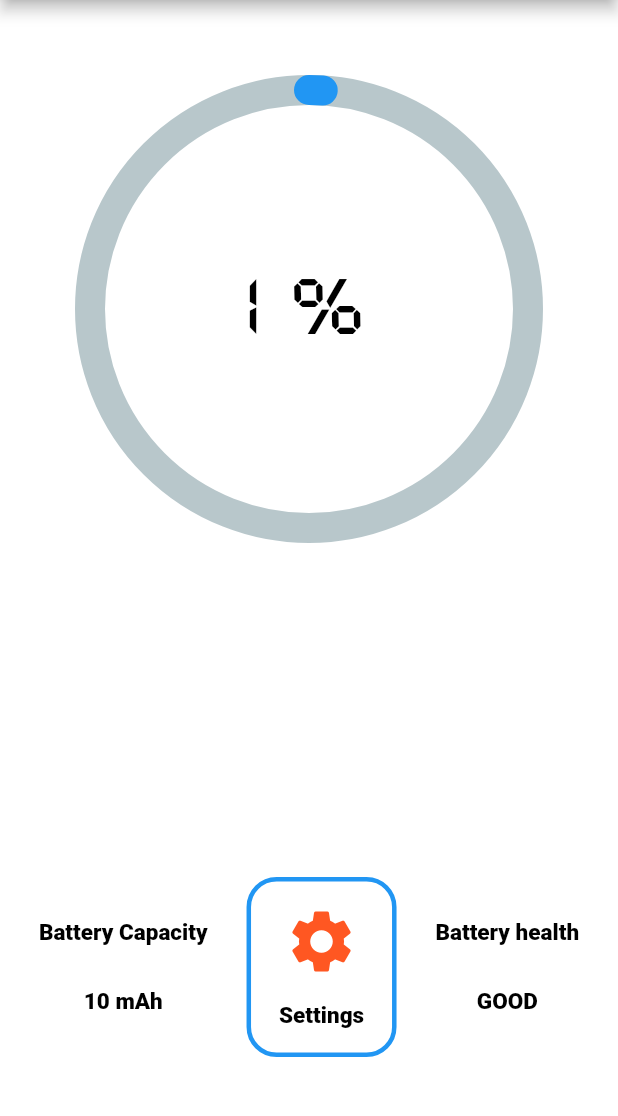
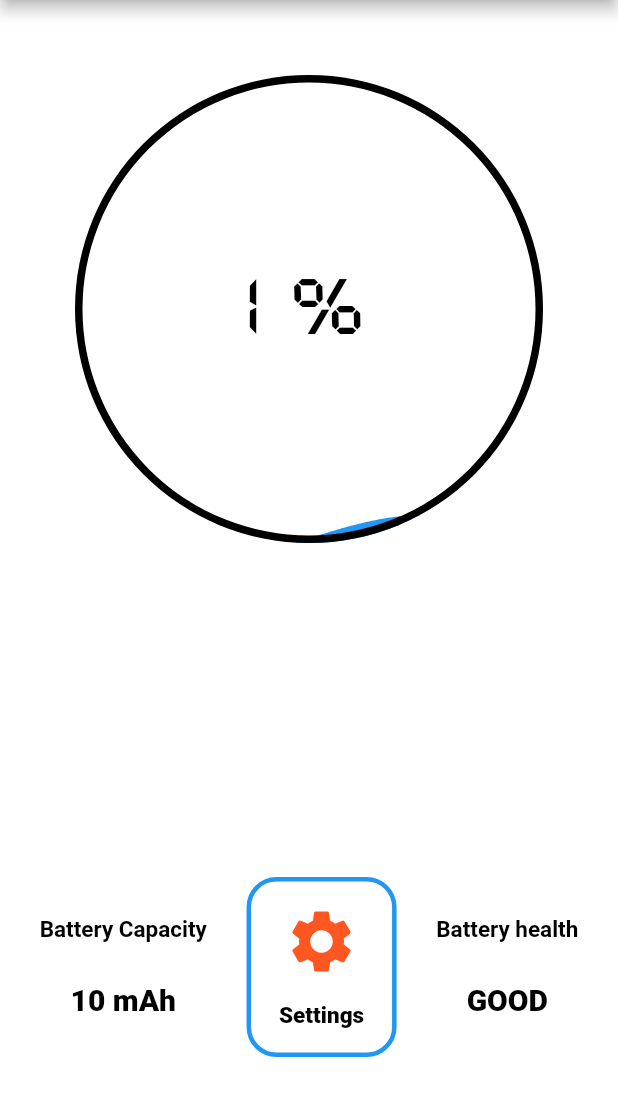
Before and after one commit to ShamilPP/BatteryManager, a Flutter app: the screen it shows after launch, on a phone screen of 412 x 824 dp, the part 84-1200 px from its top. Run offline on Flutter 3.47's test engine with Material 2 defaults, Android fonts, the phone set to English and light mode, and no system bars; drawn by our look-alikes of percent_indicator; our stand-ins replace file_picker, flutter_colorpicker, liquid_progress_indicator, shared_preferences.

Commit message:
bug fixed

```diff
--- a/lib/batteryProgress.dart
+++ b/lib/batteryProgress.dart
@@ -1,6 +1,6 @@
 import 'package:battery_manager/provider/myProvider.dart';
 import 'package:flutter/material.dart';
-import 'package:percent_indicator/circular_percent_indicator.dart';
+import 'package:liquid_progress_indicator/liquid_progress_indicator.dart';
 import 'package:provider/provider.dart';
 
 class BatteryProgress extends StatefulWidget {
@@ -31,33 +31,40 @@ class _BatteryProgressState extends State<BatteryProgress>
   Widget build(BuildContext context) {
     return TweenAnimationBuilder(
       tween: Tween(begin: 0.0, end: widget.batteryCharge / 100),
-      duration: Duration(seconds: 2),
+      duration: Duration(seconds: 5),
       builder: (context, value, child) {
         double? progress = double.tryParse(value.toString());
         double percentageWithDouble = progress! * 100;
         int? percentage = percentageWithDouble.toInt();
-
         return SlideTransition(
             position: offset,
-          child: CircularPercentIndicator(
-            circularStrokeCap: CircularStrokeCap.round,
-            progressColor: Color(
-                Provider.of<MyProvider>(context, listen: false).primaryColor),
-            radius: MediaQuery.of(context).size.width - 100,
-            lineWidth: 20.0,
-            percent: progress,
+            child: Container(
+              width: MediaQuery.of(context).size.width - 100,
+              height: MediaQuery.of(context).size.width - 100,
+              child: LiquidCircularProgressIndicator(
+                value: progress,
+                // Defaults to 0.5.
+                valueColor: AlwaysStoppedAnimation(Color(Provider.of<MyProvider>(context).primaryColor)),
+                // valueColor: AlwaysStoppedAnimation(Colors.pink),
+                // Defaults to the current Theme's accentColor.
+                backgroundColor: Color(Provider.of<MyProvider>(context).backgroundColor),
+                // Defaults to the current Theme's backgroundColor.
+                borderColor: Color(Provider.of<MyProvider>(context).fontColor),
+                borderWidth: 5.0,
+                direction: Axis.vertical,
+                // The direction the liquid moves (Axis.vertical = bottom to top, Axis.horizontal = left to right). Defaults to Axis.vertical.
                 center: Text(
                   "$percentage %",
                   style: TextStyle(
                     fontSize: 50,
                     fontFamily: "Font",
                     letterSpacing: 5,
-                color: Color(
-                    Provider.of<MyProvider>(context, listen: false).fontColor),
+                    color: Color(Provider.of<MyProvider>(context, listen: false)
+                        .fontColor),
                   ),
                 ),
               ),
-        );
+            ));
       },
     );
   }
--- a/lib/bottom_action/batteryCapacity.dart
+++ b/lib/bottom_action/batteryCapacity.dart
@@ -36,15 +36,15 @@ class _ChangeMaxBatteryState extends State<ChangeMaxBattery>
               maxLines: 1,
               style: TextStyle(
                   fontSize: 15,
-                  fontWeight: FontWeight.w800,
+                  fontWeight: FontWeight.w600,
                   color: Color(Provider.of<MyProvider>(context, listen: false)
                       .fontColor)),
             ),
             Text(
               Provider.of<MyProvider>(context, listen: false).batteryMAH,
               style: TextStyle(
-                  fontSize: 15,
-                  fontWeight: FontWeight.w800,
+                  fontSize: 20,
+                  fontWeight: FontWeight.w900,
                   color: Color(Provider.of<MyProvider>(context, listen: false)
                       .fontColor)),
             ),
--- a/lib/bottom_action/batteryHealth.dart
+++ b/lib/bottom_action/batteryHealth.dart
@@ -38,15 +38,15 @@ class _MusicChangeState extends State<MusicChange>
               maxLines: 1,
               style: TextStyle(
                   fontSize: 15,
-                  fontWeight: FontWeight.w800,
+                  fontWeight: FontWeight.w600,
                   color: Color(Provider.of<MyProvider>(context, listen: false)
                       .fontColor)),
             ),
             Text(
               Provider.of<MyProvider>(context, listen: false).batteryHealth,
               style: TextStyle(
-                  fontSize: 15,
-                  fontWeight: FontWeight.w800,
+                  fontSize: 20,
+                  fontWeight: FontWeight.w900,
                   color: Color(Provider.of<MyProvider>(context, listen: false)
                       .fontColor)),
             ),
--- a/lib/bottom_action/openSettings.dart
+++ b/lib/bottom_action/openSettings.dart
@@ -27,7 +27,8 @@ class _OpenSettingsState extends State<OpenSettings>
 
   @override
   Widget build(BuildContext context) {
-    if (Provider.of<MyProvider>(context, listen: false).music != "Default") {
+    if (Provider.of<MyProvider>(context, listen: false).music !=
+        "Default ( Ring toon )") {
       String fileNameWithExt =
           Provider.of<MyProvider>(context, listen: false).music.split('/').last;
       Provider.of<MyProvider>(context, listen: false).music =
@@ -46,8 +47,8 @@ class _OpenSettingsState extends State<OpenSettings>
                     .primaryColor))),
         child: InkWell(
           splashColor:
-              Color(Provider.of<MyProvider>(context, listen: false).fontColor),
-          onTap: () {
+          Color(Provider.of<MyProvider>(context, listen: false).fontColor),
+          onTap: () async {
             Navigator.push(
               context,
               MaterialPageRoute(builder: (context) => ListSettings()),
--- a/lib/main.dart
+++ b/lib/main.dart
@@ -1,7 +1,6 @@
 import 'package:battery_manager/mainScreen.dart';
 import 'package:battery_manager/provider/myProvider.dart';
 import 'package:flutter/material.dart';
-import 'package:permission_handler/permission_handler.dart';
 import 'package:provider/provider.dart';
 import 'package:shared_preferences/shared_preferences.dart';
 
@@ -18,7 +17,6 @@ class MyApp extends StatelessWidget {
   @override
   Widget build(BuildContext context) {
     themeCreate(context);
-    permissionCheck();
     return MaterialApp(
       title: "Battery manager",
       home: MainScreen(),
@@ -52,10 +50,4 @@ class MyApp extends StatelessWidget {
               .getInt("Font")!;
     }
   }
-
-  void permissionCheck() async {
-    if (await Permission.storage.isDenied) {
-      Permission.storage.request();
-    }
-  }
 }
```
Also changed, not shown: lib/page/settings.dart (+141 -5 lines), lib/provider/myProvider.dart (+11 -127 lines), pubspec.yaml (+4 -5 lines), pubspec.lock, 6 other files. Lines whose indentation alone changed are shown as unchanged.
